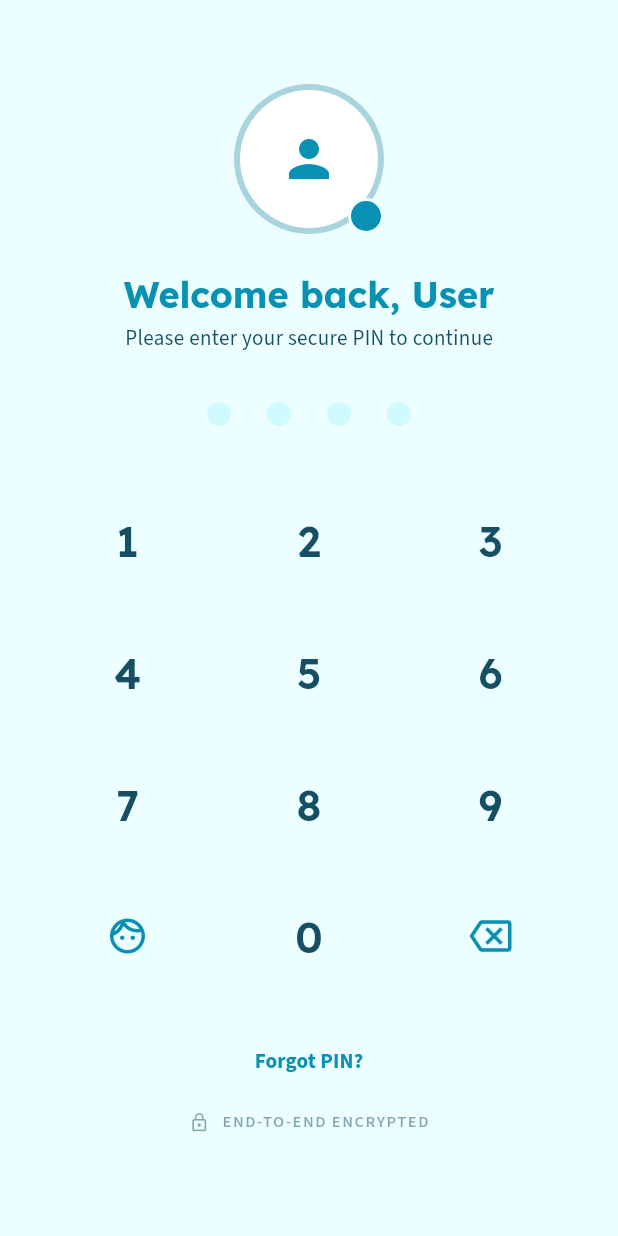
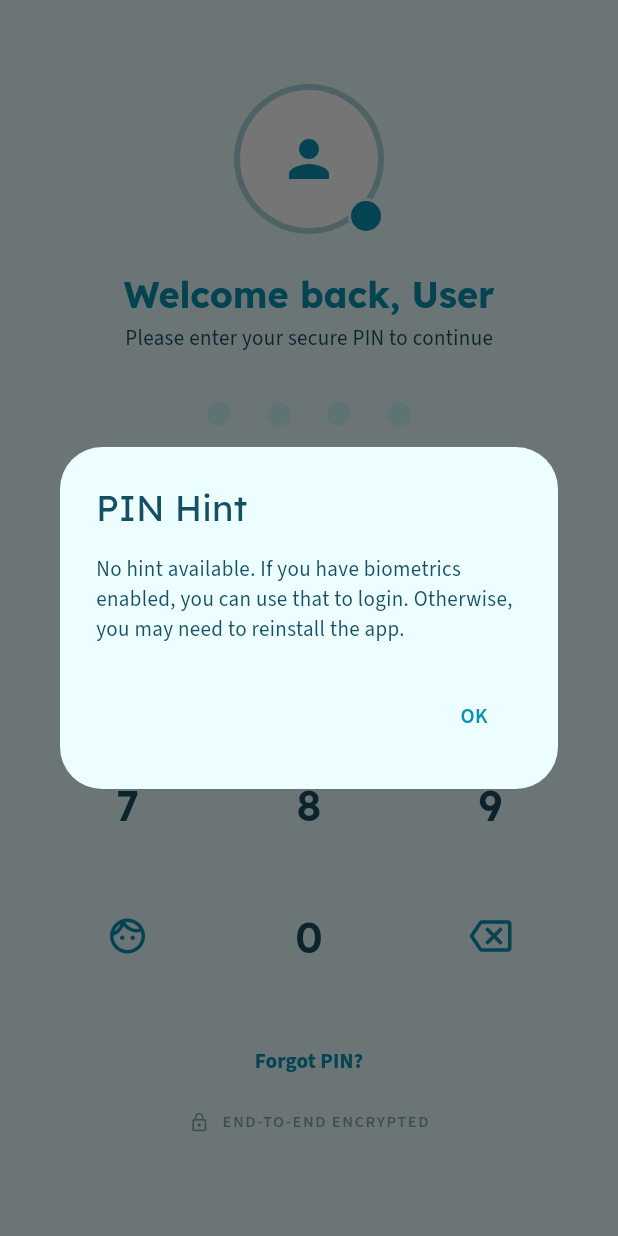
Before and after one commit to protanvir/MonyDiaryBD, a Flutter app: the AuthScreen screen opened directly, after a tap on "Forgot PIN?", on a phone screen of 412 x 824 dp. Run offline on Flutter 3.47's test engine with Material 3 defaults, Android fonts, the phone set to English and light mode, and no system bars; our stand-ins replace drift, fl_chart, flutter_riverpod, google_fonts, image_picker, local_auth and 2 more; missing offline and left inert: googleapis; accounts and stored records are empty; generated files the repository leaves out were written again.

Commit message:
feat: Implement PIN hint functionality, including storage, display on the authentication screen, and management in profile settings.

```diff
--- a/lib/providers/user_provider.dart
+++ b/lib/providers/user_provider.dart
@@ -9,6 +9,7 @@ class UserSettings {
   final String name;
   final String email;
   final String? pin;
+  final String? pinHint;
   final bool useBiometrics;
   final String? profileImagePath;
 
@@ -16,6 +17,7 @@ class UserSettings {
     this.name = 'User',
     this.email = '',
     this.pin,
+    this.pinHint,
     this.useBiometrics = false,
     this.profileImagePath,
   });
@@ -24,6 +26,7 @@ class UserSettings {
     String? name,
     String? email,
     String? pin,
+    String? pinHint,
     bool? useBiometrics,
     String? profileImagePath,
     bool clearPin = false,
@@ -33,6 +36,7 @@ class UserSettings {
       name: name ?? this.name,
       email: email ?? this.email,
       pin: clearPin ? null : (pin ?? this.pin),
+      pinHint: pinHint ?? this.pinHint,
       useBiometrics: useBiometrics ?? this.useBiometrics,
       profileImagePath: clearImage ? null : (profileImagePath ?? this.profileImagePath),
     );
@@ -49,6 +53,7 @@ class UserSettingsNotifier extends Notifier<UserSettings> {
       name: _prefs.getString('userName') ?? 'User',
       email: _prefs.getString('userEmail') ?? '',
       pin: _prefs.getString('userPin'),
+      pinHint: _prefs.getString('userPinHint'),
       useBiometrics: _prefs.getBool('useBiometrics') ?? false,
       profileImagePath: _prefs.getString('profileImagePath'),
     );
@@ -71,7 +76,13 @@ class UserSettingsNotifier extends Notifier<UserSettings> {
 
   Future<void> clearPin() async {
     await _prefs.remove('userPin');
-    state = state.copyWith(clearPin: true);
+    await _prefs.remove('userPinHint');
+    state = state.copyWith(clearPin: true, pinHint: '');
+  }
+
+  Future<void> updatePinHint(String hint) async {
+    await _prefs.setString('userPinHint', hint);
+    state = state.copyWith(pinHint: hint);
   }
 
   Future<void> setUseBiometrics(bool use) async {
--- a/lib/screens/auth_screen.dart
+++ b/lib/screens/auth_screen.dart
@@ -70,7 +70,7 @@ class _AuthScreenState extends ConsumerState<AuthScreen> {
 
   void _verifyPin() {
     final settings = ref.read(userSettingsProvider);
-    if (_enteredPin == (settings.pin ?? '1234')) {
+    if (_enteredPin == settings.pin) {
       _onAuthenticated();
     } else {
       ScaffoldMessenger.of(context).showSnackBar(
@@ -111,7 +111,7 @@ class _AuthScreenState extends ConsumerState<AuthScreen> {
                         ),
                         child: CircleAvatar(
                           backgroundColor: Colors.white,
-                          backgroundImage: settings.profileImagePath != null
+                          backgroundImage: settings.profileImagePath != null && File(settings.profileImagePath!).existsSync()
                               ? FileImage(File(settings.profileImagePath!))
                               : null,
                           child: settings.profileImagePath == null
@@ -168,7 +168,21 @@ class _AuthScreenState extends ConsumerState<AuthScreen> {
                 _buildNumberPad(theme),
                 const SizedBox(height: 24),
                 TextButton(
-                  onPressed: () {},
+                  onPressed: () {
+                    final hint = settings.pinHint;
+                    showDialog(
+                      context: context,
+                      builder: (ctx) => AlertDialog(
+                        title: const Text('PIN Hint'),
+                        content: Text(hint == null || hint.isEmpty
+                          ? 'No hint available. If you have biometrics enabled, you can use that to login. Otherwise, you may need to reinstall the app.'
+                          : 'Your hint: $hint'),
+                        actions: [
+                          TextButton(onPressed: () => Navigator.pop(ctx), child: const Text('OK')),
+                        ],
+                      ),
+                    );
+                  },
                   child: Text(
                     'Forgot PIN?',
                     style: TextStyle(
```
Also changed, not shown: lib/screens/profile_settings_screen.dart (+17 -0 lines).
